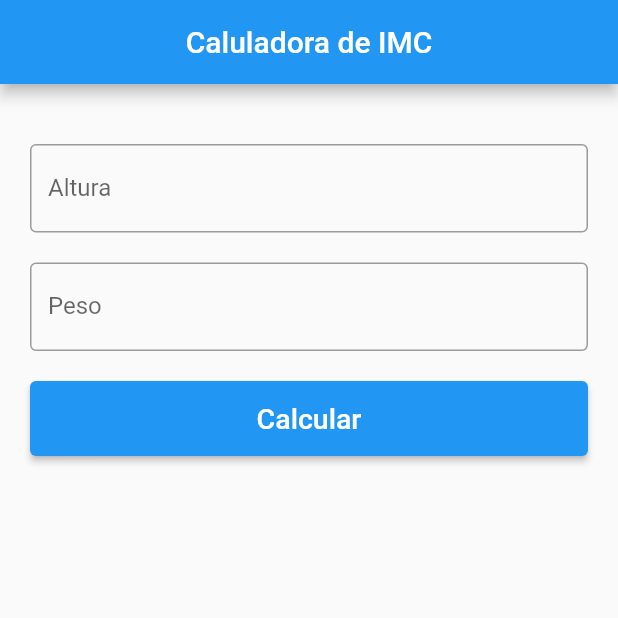
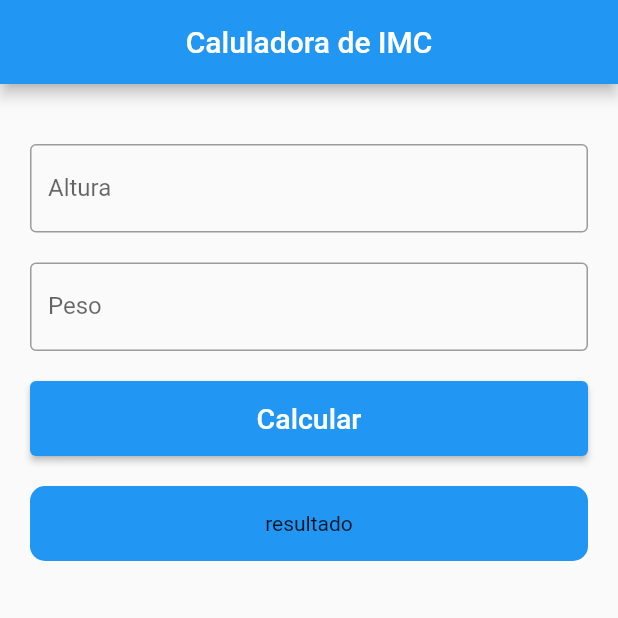
Before and after one commit to Danielmtdc16/IMC_calculator---Flutter, a Flutter app: the screen it shows after launch, on a phone screen of 412 x 824 dp, the top half of it. Run offline on Flutter 3.47's test engine with Material 2 defaults, Android fonts, the phone set to English and light mode, and no system bars.

Commit message:
Criando campo para exibir os resultados.

```diff
--- a/lib/main.dart
+++ b/lib/main.dart
@@ -37,6 +37,15 @@ class _MyAppState extends State<MyApp> {
                 ),
                 child: const Text("Calcular", style: TextStyle(fontSize: 19),)
             ),
+            const SizedBox(height: 20,),
+            Container(
+              height: 50,
+              decoration: BoxDecoration(
+                borderRadius: BorderRadius.all(Radius.circular(10)),
+                color: Colors.blue
+              ),
+              child: Center(child: Text("resultado", textAlign: TextAlign.center,)),
+            )
           ],
         ),
       ),
```
